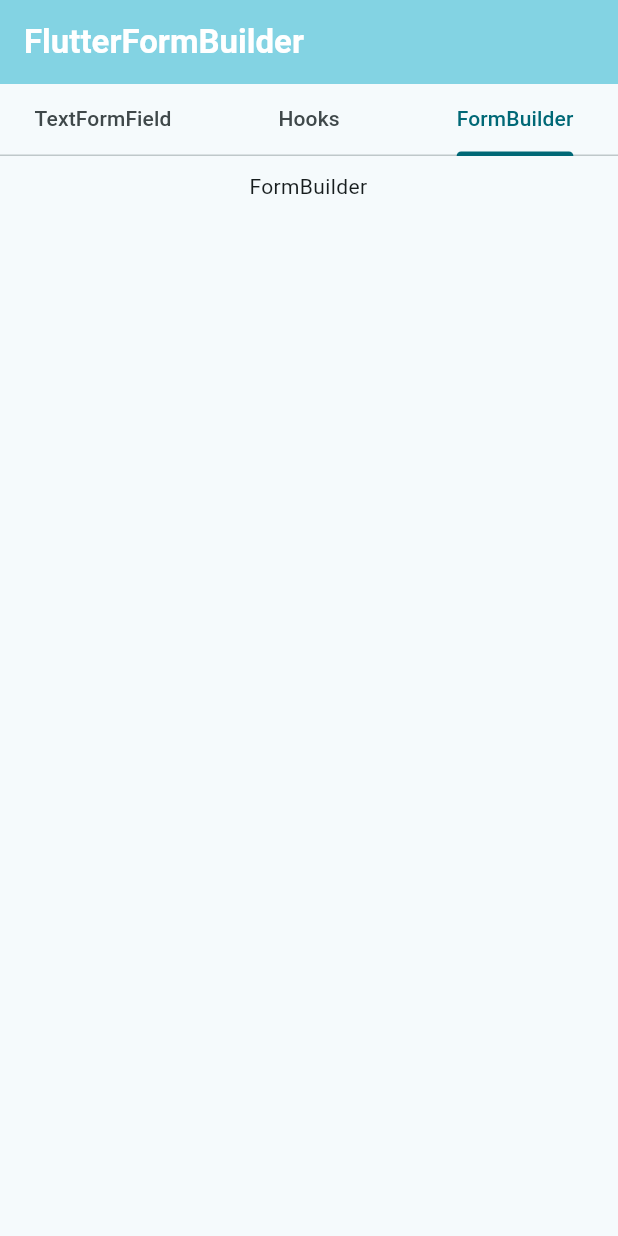
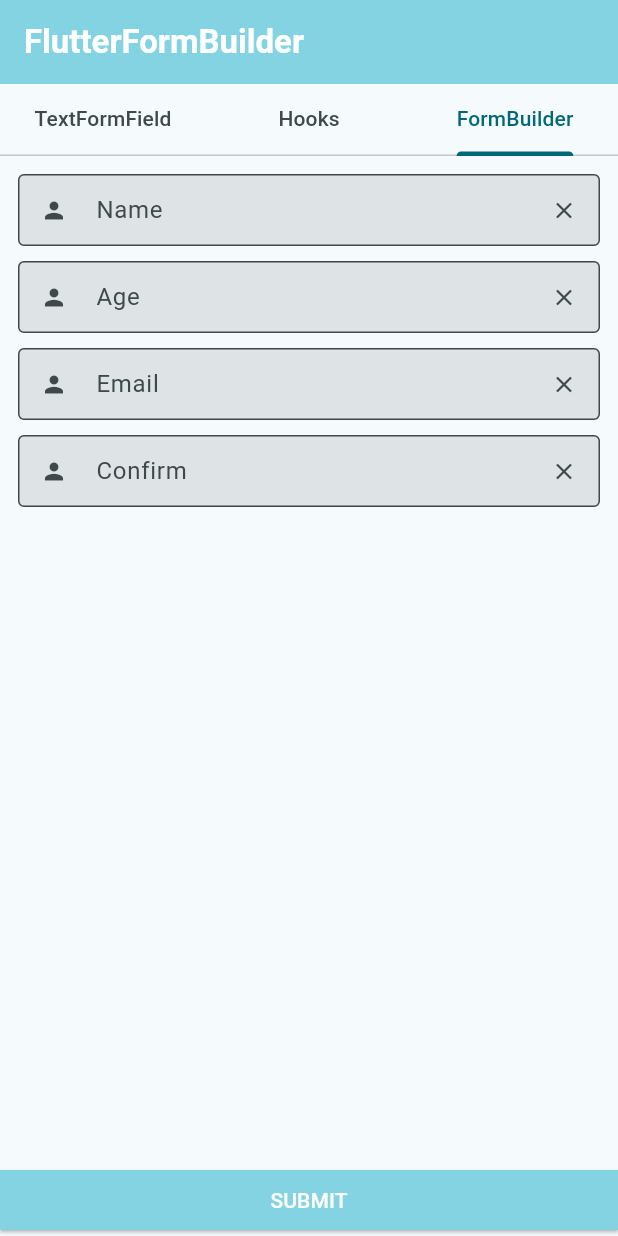
Before and after one commit to SouksavathPMS/flutterform, a Flutter app: the screen it shows after launch, tab 3 chosen, on a phone screen of 412 x 824 dp. Run offline on Flutter 3.47's test engine with Material 2 defaults, Android fonts, the phone set to English and light mode, and no system bars; drawn by our look-alikes of flutter_form_builder; our stand-ins replace flutter_hooks, form_builder_validators.

Commit message:
New merge

```diff
--- a/lib/screens/flutter_form_builder.dart
+++ b/lib/screens/flutter_form_builder.dart
@@ -1,18 +1,133 @@
 import 'package:flutter/material.dart';
+import 'package:flutter_form_builder/flutter_form_builder.dart';
+import 'package:form_builder_validators/form_builder_validators.dart';
+
+import '../widgets/main_button.dart';
 
 class FlutterFormBuilder extends StatelessWidget {
   const FlutterFormBuilder({super.key});
 
   @override
   Widget build(BuildContext context) {
-    return const Padding(
-      padding: EdgeInsets.only(top: 10, left: 12, right: 13),
-      child: Column(
-        children: [
-          Center(
-            child: Text("FormBuilder"),
-          )
-        ],
+    final formKey = GlobalKey<FormBuilderState>();
+
+    return Scaffold(
+      body: SingleChildScrollView(
+        padding: const EdgeInsets.only(top: 12, left: 12, right: 12),
+        child: FormBuilder(
+          key: formKey,
+          child: Column(
+            children: [
+              FormBuilderTextField(
+                name: 'name',
+                textInputAction: TextInputAction.next,
+                decoration: InputDecoration(
+                  contentPadding: const EdgeInsets.only(left: 8, right: 8),
+                  filled: true,
+                  isDense: true,
+                  border: const OutlineInputBorder(),
+                  hintText: 'Name',
+                  prefixIcon: const Icon(Icons.person),
+                  suffixIcon: IconButton(
+                    onPressed: () {
+                      formKey.currentState!.fields["name"]?.didChange(null);
+                    },
+                    icon: const Icon(Icons.close),
+                  ),
+                ),
+                validator: FormBuilderValidators.compose([
+                  FormBuilderValidators.required(),
+                ]),
+              ),
+              const SizedBox(height: 10),
+              FormBuilderTextField(
+                name: 'age',
+                textInputAction: TextInputAction.next,
+                keyboardType: TextInputType.number,
+                decoration: InputDecoration(
+                  contentPadding: const EdgeInsets.only(left: 8, right: 8),
+                  filled: true,
+                  isDense: true,
+                  border: const OutlineInputBorder(),
+                  hintText: 'Age',
+                  prefixIcon: const Icon(Icons.person),
+                  suffixIcon: IconButton(
+                    onPressed: () {
+                      formKey.currentState!.fields["age"]?.didChange(null);
+                    },
+                    icon: const Icon(Icons.close),
+                  ),
+                ),
+                validator: FormBuilderValidators.compose([
+                  FormBuilderValidators.required(),
+                  FormBuilderValidators.integer(),
+                  FormBuilderValidators.min(1),
+                  FormBuilderValidators.max(150),
+                ]),
+              ),
+              const SizedBox(height: 10),
+              FormBuilderTextField(
+                name: 'email',
+                textInputAction: TextInputAction.next,
+                keyboardType: TextInputType.emailAddress,
+                decoration: InputDecoration(
+                  contentPadding: const EdgeInsets.only(left: 8, right: 8),
+                  filled: true,
+                  isDense: true,
+                  border: const OutlineInputBorder(),
+                  hintText: 'Email',
+                  prefixIcon: const Icon(Icons.person),
+                  suffixIcon: IconButton(
+                    onPressed: () {
+                      formKey.currentState!.fields["email"]?.didChange(null);
+                    },
+                    icon: const Icon(Icons.close),
+                  ),
+                ),
+                validator: FormBuilderValidators.compose([
+                  FormBuilderValidators.required(),
+                  FormBuilderValidators.email(),
+                ]),
+              ),
+              const SizedBox(height: 10),
+              FormBuilderTextField(
+                name: 'confirm',
+                textInputAction: TextInputAction.done,
+                decoration: InputDecoration(
+                  contentPadding: const EdgeInsets.only(left: 8, right: 8),
+                  filled: true,
+                  isDense: true,
+                  border: const OutlineInputBorder(),
+                  hintText: 'Confirm',
+                  prefixIcon: const Icon(Icons.person),
+                  suffixIcon: IconButton(
+                    onPressed: () {
+                      formKey.currentState!.fields["confirm"]?.didChange(null);
+                    },
+                    icon: const Icon(Icons.close),
+                  ),
+                ),
+                validator: FormBuilderValidators.compose([
+                  FormBuilderValidators.required(),
+                  FormBuilderValidators.equal("CONFIRM"),
+                ]),
+              ),
+            ],
+          ),
+        ),
+      ),
+      bottomNavigationBar: SafeArea(
+        child: MainButton(
+          onPressed: () {
+            final valueField = formKey.currentState!;
+            if (formKey.currentState!.validate()) {
+              print(valueField.fields['name']?.value);
+              print(valueField.fields['age']?.value.runtimeType);
+              print(valueField.fields['email']?.value);
+              print(valueField.fields['confirm']?.value);
+            }
+          },
+        ),
       ),
     );
   }
```
